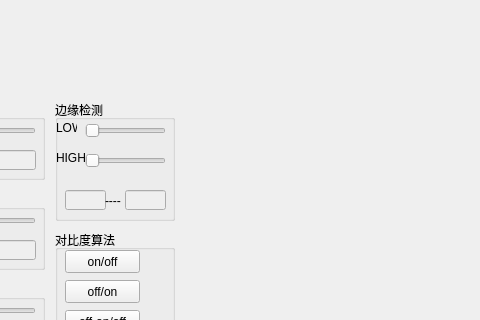
The window that cvTools.ui (sylsususu/cvTool) describes before a commit, drawn with Qt 5; both pictures show x 285 to 765 and y 420 to 740 of the 1030 by 969 pixel window.
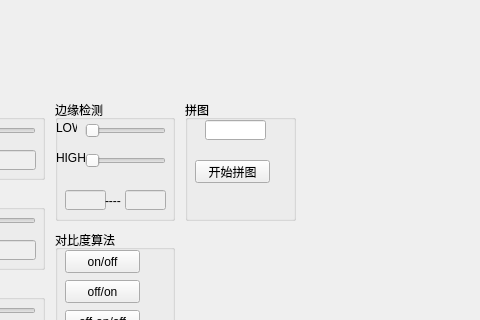
The same window after the commit. Icons and pictures are not drawn.

Patch:
```diff
--- a/cvTools.ui
+++ b/cvTools.ui
@@ -747,6 +747,42 @@
     </property>
    </widget>
   </widget>
+  <widget class="QGroupBox" name="groupBox_5">
+   <property name="geometry">
+    <rect>
+     <x>470</x>
+     <y>520</y>
+     <width>111</width>
+     <height>121</height>
+    </rect>
+   </property>
+   <property name="title">
+    <string>拼图</string>
+   </property>
+   <widget class="QPushButton" name="PB_NewMat">
+    <property name="geometry">
+     <rect>
+      <x>10</x>
+      <y>60</y>
+      <width>75</width>
+      <height>23</height>
+     </rect>
+    </property>
+    <property name="text">
+     <string>开始拼图</string>
+    </property>
+   </widget>
+   <widget class="QLineEdit" name="LE_Number">
+    <property name="geometry">
+     <rect>
+      <x>20</x>
+      <y>20</y>
+      <width>61</width>
+      <height>20</height>
+     </rect>
+    </property>
+   </widget>
+  </widget>
  </widget>
  <layoutdefault spacing="6" margin="11"/>
  <resources>
```
